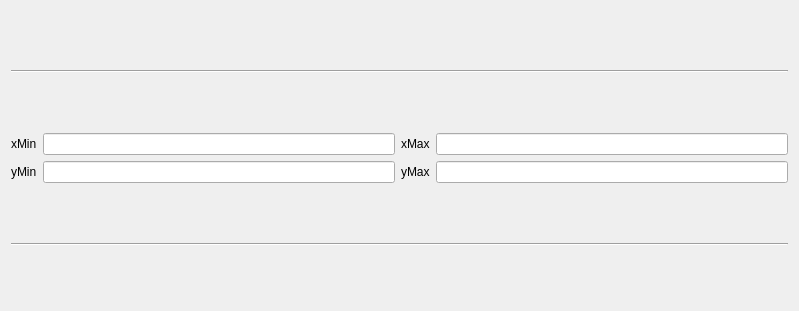
johnbatzer18/biomech_flexsea-plan, file ui/w_ankleTorque.ui: the form before one commit.
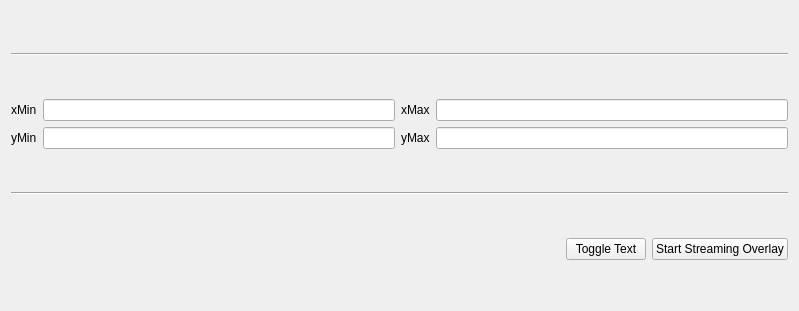
The form after the commit.

Commit message:
Ankle Torque Window improvements
 - stream button and text toggle button added
 - colors used were changed to be prettier (?)

The edit to the form file:
```diff
--- a/ui/w_ankleTorque.ui
+++ b/ui/w_ankleTorque.ui
@@ -97,6 +97,37 @@
      </property>
     </widget>
    </item>
+   <item>
+    <layout class="QGridLayout" name="gridLayout_2">
+     <item row="0" column="0">
+      <spacer name="horizontalSpacer">
+       <property name="orientation">
+        <enum>Qt::Horizontal</enum>
+       </property>
+       <property name="sizeHint" stdset="0">
+        <size>
+         <width>40</width>
+         <height>20</height>
+        </size>
+       </property>
+      </spacer>
+     </item>
+     <item row="0" column="2">
+      <widget class="QPushButton" name="streamButton">
+       <property name="text">
+        <string>Start Streaming Overlay</string>
+       </property>
+      </widget>
+     </item>
+     <item row="0" column="1">
+      <widget class="QPushButton" name="textToggleButton">
+       <property name="text">
+        <string>Toggle Text</string>
+       </property>
+      </widget>
+     </item>
+    </layout>
+   </item>
   </layout>
  </widget>
  <resources/>
```
The commit also changes 7 other files.
